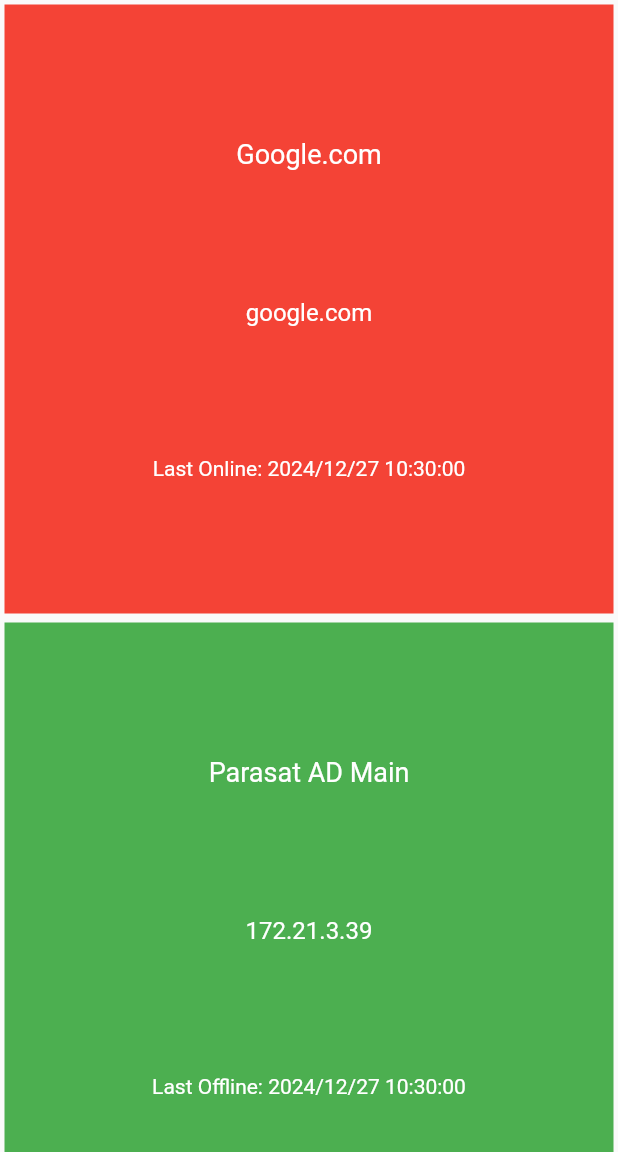
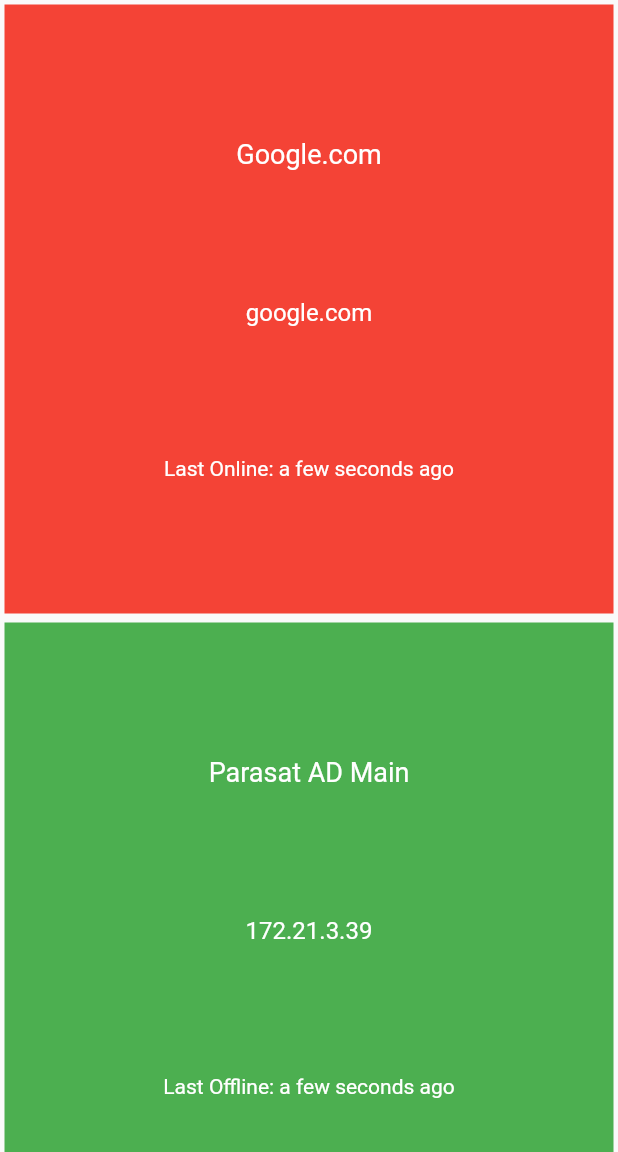
Before and after one commit to lamaw01/ping_monitoring, a Flutter app: the screen it shows after launch, after a tap on "Google.com", on a phone screen of 412 x 824 dp, the part 84-1236 px from its top. Run offline on Flutter 3.47's test engine with Material 3 defaults, Android fonts, the phone set to English and light mode, and no system bars; our stand-ins replace jiffy; missing offline and left inert: process_run.

Commit message:
with time decay

```diff
--- a/lib/host_provider.dart
+++ b/lib/host_provider.dart
@@ -36,7 +36,7 @@
       lastOffline: DateTime.now(),
     ),
     Host(
-      id: 4,
+      id: 5,
       hostname: 'Test Host',
       ip: '192.168.1.1',
       status: true,
@@ -56,4 +56,14 @@
     _hosts[index].ip = ip;
     notifyListeners();
   }
+
+  void changeLastOffline(int index, DateTime dateTime) {
+    _hosts[index].lastOffline = dateTime;
+    notifyListeners();
+  }
+
+  void changeLastOnline(int index, DateTime dateTime) {
+    _hosts[index].lastOnline = dateTime;
+    notifyListeners();
+  }
 }
--- a/lib/main.dart
+++ b/lib/main.dart
@@ -4,6 +4,7 @@
 import 'package:flutter/gestures.dart';
 import 'package:flutter/material.dart';
 import 'package:intl/intl.dart';
+import 'package:jiffy/jiffy.dart';
 import 'package:ping_monitoring/host_provider.dart';
 import 'package:ping_monitoring/host.dart';
 import 'package:provider/provider.dart';
@@ -50,29 +51,21 @@
 }
 
 class _MyHomePageState extends State<MyHomePage> {
+  late Timer timer;
+
+  @override
+  void initState() {
+    super.initState();
+    timer = Timer.periodic(const Duration(seconds: 10), (Timer t) => setState(() {}));
+  }
+
   @override
   Widget build(BuildContext context) {
-    // final dataProvider = Provider.of<DataProvider>(context, listen: false);
-    // final hosts = Provider.of<DataProvider>(context).hosts;
-
     return Scaffold(
       appBar: AppBar(
         elevation: 0.0,
         backgroundColor: Theme.of(context).colorScheme.inversePrimary,
         title: Text(widget.title),
-        // actions: [
-        // IconButton(
-        //   onPressed: () async {
-        //     final result = await shell.run('''
-
-        //     @echo off & ping -n 1 -4 172.21.2.39 | FindStr "TTL" >nul && (echo win) || (echo fail)
-
-        //     ''');
-        //     log(result.outText);
-        //   },
-        //   icon: const Icon(Icons.settings),
-        // ),
-        // ],
       ),
       drawer: Drawer(
         child: Column(
@@ -98,34 +91,6 @@
           ],
         ),
       ),
-      // body: GridView.count(
-      //   childAspectRatio: (1.75 / 1),
-      //   crossAxisCount: 7,
-      //   children: List.generate(200, (index) {
-      //     return Container(
-      //       color: index % 2 == 1 ? Colors.red : Colors.green,
-      //       margin: const EdgeInsets.all(3.0),
-      //       padding: const EdgeInsets.all(3.0),
-      //       child: Center(
-      //         child: Column(
-      //           mainAxisAlignment: MainAxisAlignment.spaceEvenly,
-      //           children: [
-      //             if (index % 2 == 1) ...[
-      //               const Text('Google.com', style: TextStyle(fontSize: 18.0, color: Colors.white)),
-      //               const Text('8.8.8.8', style: TextStyle(fontSize: 16.0, color: Colors.white)),
-      //               const Text('Last Online: 1 hour', style: TextStyle(fontSize: 14.0, color: Colors.white)),
-      //             ] else ...[
-      //               const Text('AD Main', style: TextStyle(fontSize: 18.0, color: Colors.white)),
-      //               const Text('172.21.3.39', style: TextStyle(fontSize: 16.0, color: Colors.white)),
-      //               const Text('Last Offline: September 12, 2024',
-      //                   style: TextStyle(fontSize: 14.0, color: Colors.white)),
-      //             ],
-      //           ],
-      //         ),
-      //       ),
-      //     );
-      //   }),
-      // ),
       body: Consumer<HostProvider>(
         builder: (context, provider, child) {
           return GridView.builder(
@@ -135,8 +100,8 @@
               return GridTile(
                 child: InkWell(
                   onTap: () {
-                    // dataProvider.changeIp(index, '192.168.1.1');
                     provider.changeStatus(index, !provider.hosts[index].status);
+                    provider.changeLastOffline(index, DateTime.now());
                   },
                   child: HostWidget(
                     host: provider.hosts[index],
@@ -144,27 +109,6 @@
                     dataProvider: provider,
                   ),
                 ),
-                // child: Container(
-                //   margin: const EdgeInsets.all(3.0),
-                //   padding: const EdgeInsets.all(3.0),
-                //   color: hosts[index].status ? Colors.green : Colors.red,
-                //   child: Center(
-                //     child: Column(
-                //       mainAxisAlignment: MainAxisAlignment.spaceEvenly,
-                //       children: [
-                //         Text(hosts[index].hostname, style: const TextStyle(fontSize: 18.0, color: Colors.white)),
-                //         Text(hosts[index].ip, style: const TextStyle(fontSize: 16.0, color: Colors.white)),
-                //         if (hosts[index].status) ...[
-                //           Text("Last Offline: ${hosts[index].lastOffline}",
-                //               style: const TextStyle(fontSize: 14.0, color: Colors.white)),
-                //         ] else ...[
-                //           Text("Last Online: ${hosts[index].lastOnline}",
-                //               style: const TextStyle(fontSize: 14.0, color: Colors.white)),
-                //         ],
-                //       ],
-                //     ),
-                //   ),
-                // ),
               );
             },
           );
@@ -195,32 +139,39 @@
 class _HostWidgetState extends State<HostWidget> {
   late Timer timer;
   final dateFormat = DateFormat('yyyy/MM/dd HH:mm:ss');
+  final currentTime = DateTime.now();
 
-  final shell = Shell(
+  final _shell = Shell(
       options: ShellOptions(
           verbose: false, noStderrResult: false, noStdoutResult: false, commandVerbose: false, commentVerbose: false));
+
+  String _timeAge(DateTime dateTime) {
+    return Jiffy.parseFromDateTime(dateTime).from(Jiffy.parseFromDateTime(DateTime.now()));
+  }
 
   @override
   void initState() {
     super.initState();
-    final String ip = widget.host.ip;
-    final String hostname = widget.host.hostname;
-    final bool status = widget.host.status;
 
     timer = Timer.periodic(const Duration(seconds: 10), (Timer t) async {
-      final result = await shell.run('''
+      final result = await _shell.run('''
 
-      @echo off & ping -n 1 -4 $ip | FindStr "TTL" >nul && (echo win) || (echo fail)
+      @echo off & ping -n 1 -4 ${widget.host.ip} | FindStr "TTL" >nul && (echo win) || (echo fail)
 
       ''');
 
-      log('${result.outText} - $ip - $hostname - $status');
+      // If failed ping change status to false
+      if (result.outText == 'fail' && widget.host.status) {
+        widget.dataProvider.changeStatus(widget.index, false);
+        widget.dataProvider.changeLastOnline(widget.index, currentTime);
+      }
+      // If success ping change status to true
+      else if (result.outText == 'win' && widget.host.status == false) {
+        widget.dataProvider.changeStatus(widget.index, true);
+        widget.dataProvider.changeLastOffline(widget.index, currentTime);
+      }
 
-      if (result.outText == 'fail') {
-        widget.dataProvider.changeStatus(widget.index, false);
-      } else if (widget.dataProvider.hosts[widget.index].status) {
-        widget.dataProvider.changeStatus(widget.index, true);
-      }
+      log('${result.outText} - ${widget.host.ip} - ${widget.host.hostname} - ${widget.host.status}');
     });
   }
 
@@ -243,10 +194,10 @@
             Text(widget.host.hostname, style: const TextStyle(fontSize: 18.0, color: Colors.white)),
             Text(widget.host.ip, style: const TextStyle(fontSize: 16.0, color: Colors.white)),
             if (widget.host.status) ...[
-              Text("Last Offline: ${dateFormat.format(widget.host.lastOffline)}",
+              Text("Last Offline: ${_timeAge(widget.host.lastOffline)}",
                   style: const TextStyle(fontSize: 14.0, color: Colors.white)),
             ] else ...[
-              Text("Last Online: ${dateFormat.format(widget.host.lastOffline)}",
+              Text("Last Online: ${_timeAge(widget.host.lastOnline)}",
                   style: const TextStyle(fontSize: 14.0, color: Colors.white)),
             ],
           ],
--- a/pubspec.yaml
+++ b/pubspec.yaml
@@ -38,6 +38,7 @@
   provider: ^6.1.2
   process_run: ^1.2.2+1
   intl: ^0.20.1
+  jiffy: ^6.3.2
 
 dev_dependencies:
   flutter_test:
```
Also changed, not shown: pubspec.lock.
